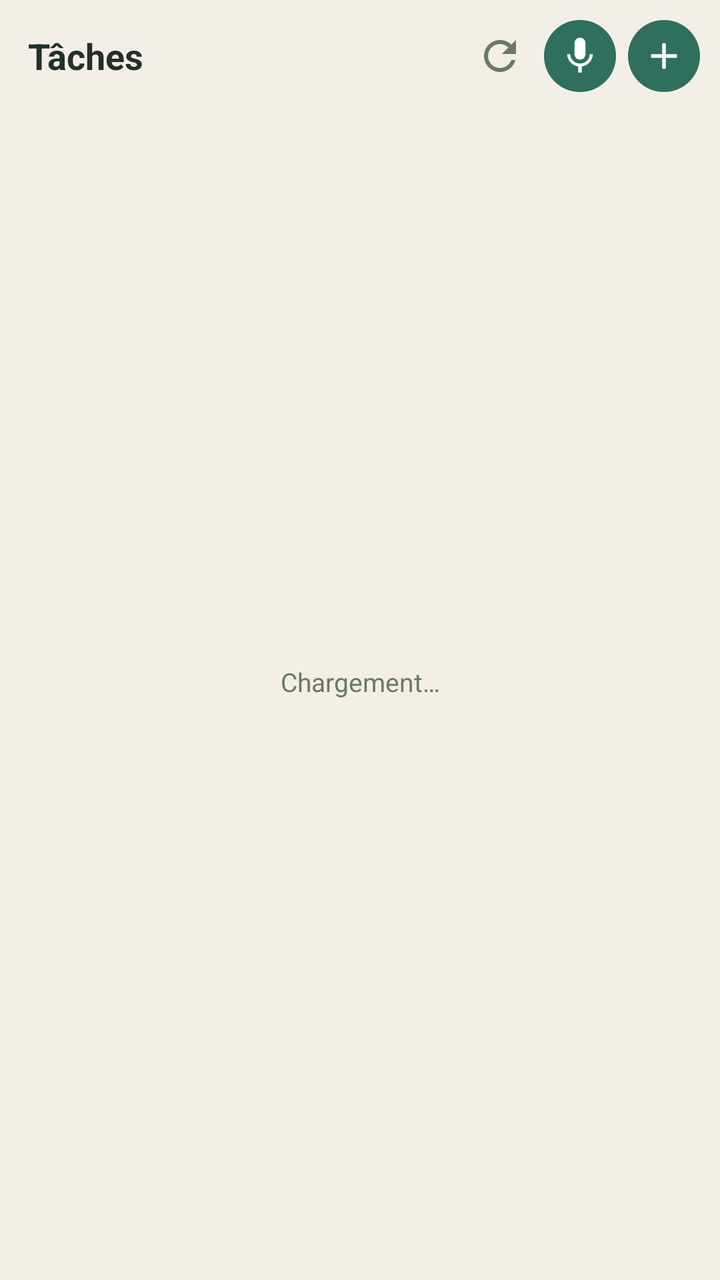
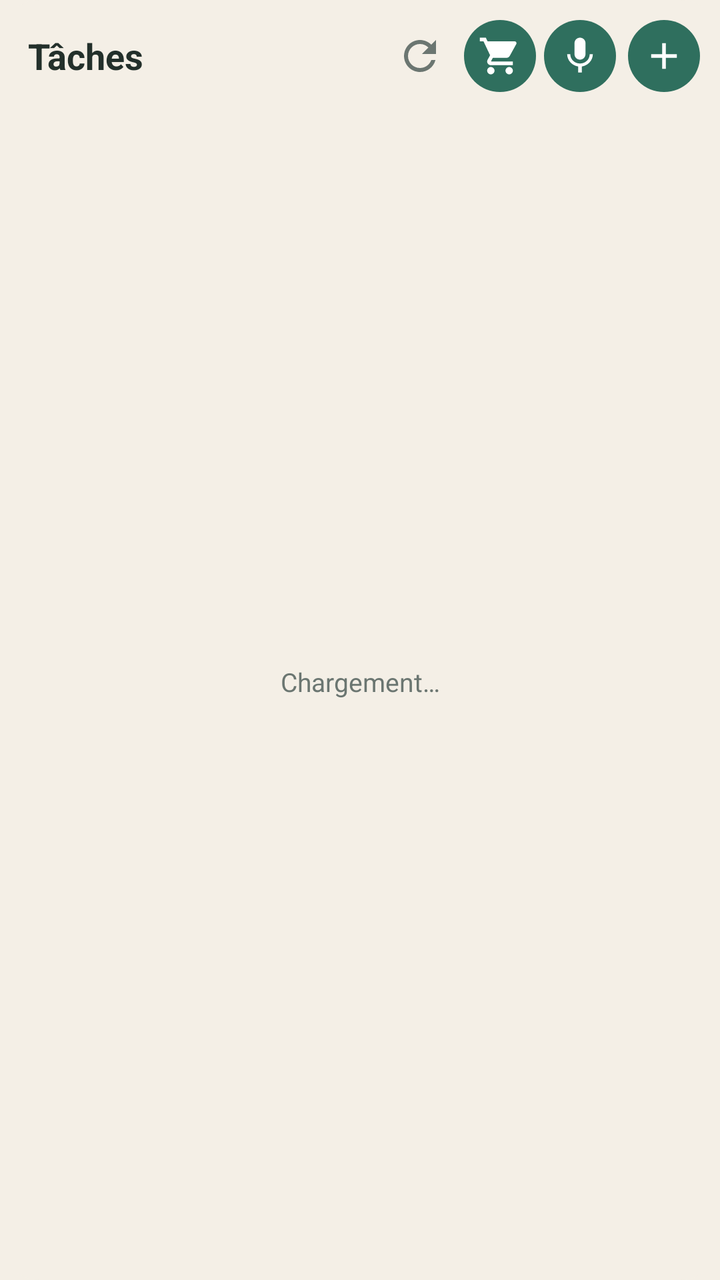

Two renders of the same Android screen: before a commit and after it. Below are the layout's source before the change and the commit's diff.
<!-- AndroidManifest.xml: application theme Theme.Taches -->
<!-- res/layout/widget.xml -->
<?xml version="1.0" encoding="utf-8"?>
<LinearLayout xmlns:android="http://schemas.android.com/apk/res/android"
    android:id="@+id/racine"
    android:layout_width="match_parent"
    android:layout_height="match_parent"
    android:background="@drawable/fond_widget"
    android:orientation="vertical"
    android:padding="10dp">

    <LinearLayout
        android:layout_width="match_parent"
        android:layout_height="wrap_content"
        android:gravity="center_vertical"
        android:orientation="horizontal">

        <TextView
            android:id="@+id/titre"
            android:layout_width="0dp"
            android:layout_height="wrap_content"
            android:layout_weight="1"
            android:paddingStart="4dp"
            android:text="@string/app_name"
            android:textColor="@color/texte"
            android:textSize="18sp"
            android:textStyle="bold" />

        <TextView
            android:id="@+id/etat"
            android:layout_width="wrap_content"
            android:layout_height="wrap_content"
            android:textColor="@color/discret"
            android:textSize="11sp" />

        <ImageButton
            android:id="@+id/btn_actualiser"
            android:layout_width="36dp"
            android:layout_height="36dp"
            android:background="@android:color/transparent"
            android:contentDescription="Actualiser"
            android:src="@drawable/ic_actualiser" />

        <ImageButton
            android:id="@+id/btn_dicter"
            android:layout_width="36dp"
            android:layout_height="36dp"
            android:layout_marginStart="4dp"
            android:background="@drawable/fond_bouton"
            android:contentDescription="Dicter"
            android:padding="7dp"
            android:scaleType="fitCenter"
            android:src="@drawable/ic_micro" />

        <ImageButton
            android:id="@+id/btn_ajouter"
            android:layout_width="36dp"
            android:layout_height="36dp"
            android:layout_marginStart="6dp"
            android:background="@drawable/fond_bouton"
            android:contentDescription="Ajouter"
            android:padding="7dp"
            android:scaleType="fitCenter"
            android:src="@drawable/ic_ajouter" />
    </LinearLayout>

    <FrameLayout
        android:layout_width="match_parent"
        android:layout_height="0dp"
        android:layout_marginTop="6dp"
        android:layout_weight="1">

        <ListView
            android:id="@+id/liste"
            android:layout_width="match_parent"
            android:layout_height="match_parent"
            android:divider="@android:color/transparent"
            android:dividerHeight="4dp"
            android:scrollbars="none" />

        <TextView
            android:id="@+id/vide"
            android:layout_width="match_parent"
            android:layout_height="match_parent"
            android:gravity="center"
            android:text="Chargement…"
            android:textColor="@color/discret"
            android:textSize="13sp" />
    </FrameLayout>
</LinearLayout>
<!-- resources referenced by this layout -->
<resources>
  <color name="discret">#6B7671</color>
  <color name="texte">#23302B</color>
  <!-- drawable fond_bouton (drawable) -->
  <?xml version="1.0" encoding="utf-8"?>
  <shape xmlns:android="http://schemas.android.com/apk/res/android" android:shape="oval">
      <solid android:color="@color/accent" />
  </shape>
  <!-- drawable fond_widget (drawable) -->
  <?xml version="1.0" encoding="utf-8"?>
  <shape xmlns:android="http://schemas.android.com/apk/res/android" android:shape="rectangle">
      <solid android:color="@color/fond" />
      <corners android:radius="20dp" />
  </shape>
  <!-- drawable ic_actualiser (drawable) -->
  <?xml version="1.0" encoding="utf-8"?>
  <vector xmlns:android="http://schemas.android.com/apk/res/android"
      android:width="24dp" android:height="24dp" android:viewportWidth="24" android:viewportHeight="24">
      <path android:fillColor="@color/discret" android:pathData="M17.65,6.35C16.2,4.9 14.21,4 12,4c-4.42,0 -7.99,3.58 -7.99,8s3.57,8 7.99,8c3.73,0 6.84,-2.55 7.73,-6h-2.08c-0.82,2.33 -3.04,4 -5.65,4 -3.31,0 -6,-2.69 -6,-6s2.69,-6 6,-6c1.66,0 3.14,0.69 4.22,1.78L13,11h7V4l-2.35,2.35z" />
  </vector>
  <!-- drawable ic_ajouter (drawable) -->
  <?xml version="1.0" encoding="utf-8"?>
  <vector xmlns:android="http://schemas.android.com/apk/res/android"
      android:width="24dp" android:height="24dp" android:viewportWidth="24" android:viewportHeight="24">
      <path android:fillColor="@color/accent_texte" android:pathData="M19,13h-6v6h-2v-6H5v-2h6V5h2v6h6v2z" />
  </vector>
  <!-- drawable ic_micro (drawable) -->
  <?xml version="1.0" encoding="utf-8"?>
  <vector xmlns:android="http://schemas.android.com/apk/res/android"
      android:width="24dp" android:height="24dp" android:viewportWidth="24" android:viewportHeight="24">
      <path android:fillColor="@color/accent_texte" android:pathData="M12,14c1.66,0 2.99,-1.34 2.99,-3L15,5c0,-1.66 -1.34,-3 -3,-3S9,3.34 9,5v6c0,1.66 1.34,3 3,3zM17.3,11c0,3 -2.54,5.1 -5.3,5.1S6.7,14 6.7,11L5,11c0,3.41 2.72,6.23 6,6.72L11,21h2v-3.28c3.28,-0.48 6,-3.3 6,-6.72h-1.7z" />
  </vector>
  <string name="app_name">Tâches</string>
  <style name="Theme.Taches" parent="@android:style/Theme.Material.Light.NoActionBar">
          <item name="android:colorPrimary">@color/accent</item>
          <item name="android:colorAccent">@color/accent</item>
          <item name="android:statusBarColor">@color/fond</item>
          <item name="android:windowLightStatusBar">true</item>
          <item name="android:windowBackground">@color/fond</item>
          <item name="android:textColorPrimary">@color/texte</item>
      </style>
  <color name="accent">#2F6F5E</color>
  <color name="fond">#F4EFE6</color>
  <color name="accent_texte">#FFFFFF</color>
</resources>

<!-- the commit's change to res/layout/widget.xml (unified diff, before → after) -->
@@ -38,6 +38,17 @@
             android:background="@android:color/transparent"
             android:contentDescription="Actualiser"
             android:src="@drawable/ic_actualiser" />
+
+        <ImageButton
+            android:id="@+id/btn_courses"
+            android:layout_width="36dp"
+            android:layout_height="36dp"
+            android:layout_marginStart="4dp"
+            android:background="@drawable/fond_bouton"
+            android:contentDescription="Liste de courses"
+            android:padding="7dp"
+            android:scaleType="fitCenter"
+            android:src="@drawable/ic_courses" />
 
         <ImageButton
             android:id="@+id/btn_dicter"
<!-- resource entries referenced after the edit -->
@@ -25,6 +25,12 @@
       android:width="24dp" android:height="24dp" android:viewportWidth="24" android:viewportHeight="24">
       <path android:fillColor="@color/accent_texte" android:pathData="M19,13h-6v6h-2v-6H5v-2h6V5h2v6h6v2z" />
   </vector>
+  <!-- drawable ic_courses (drawable) -->
+  <?xml version="1.0" encoding="utf-8"?>
+  <vector xmlns:android="http://schemas.android.com/apk/res/android"
+      android:width="24dp" android:height="24dp" android:viewportWidth="24" android:viewportHeight="24">
+      <path android:fillColor="@color/accent_texte" android:pathData="M7,18c-1.1,0 -1.99,0.9 -1.99,2S5.9,22 7,22s2,-0.9 2,-2 -0.9,-2 -2,-2zM1,2v2h2l3.6,7.59 -1.35,2.45c-0.16,0.28 -0.25,0.61 -0.25,0.96 0,1.1 0.9,2 2,2h12v-2L7.42,15c-0.14,0 -0.25,-0.11 -0.25,-0.25l0.03,-0.12 0.9,-1.63h7.45c0.75,0 1.41,-0.41 1.75,-1.03l3.58,-6.49c0.08,-0.14 0.12,-0.31 0.12,-0.48 0,-0.55 -0.45,-1 -1,-1L5.21,4l-0.94,-2L1,2zM17,18c-1.1,0 -1.99,0.9 -1.99,2s0.89,2 1.99,2 2,-0.9 2,-2 -0.9,-2 -2,-2z" />
+  </vector>
   <!-- drawable ic_micro (drawable) -->
   <?xml version="1.0" encoding="utf-8"?>
   <vector xmlns:android="http://schemas.android.com/apk/res/android"
